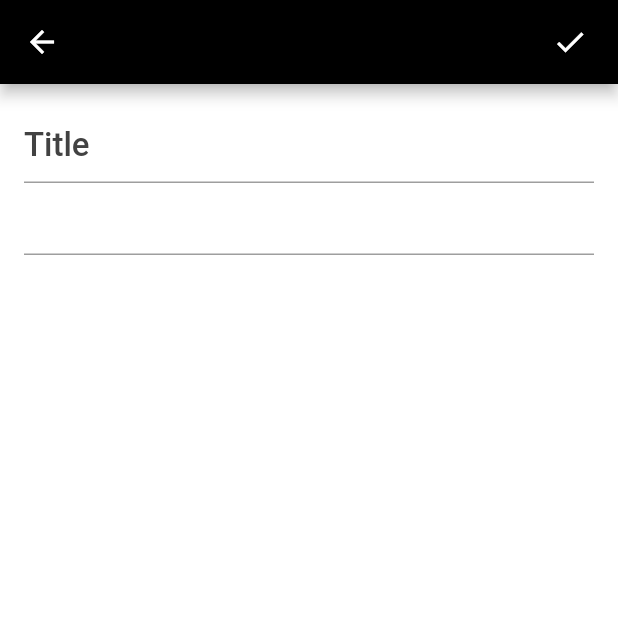
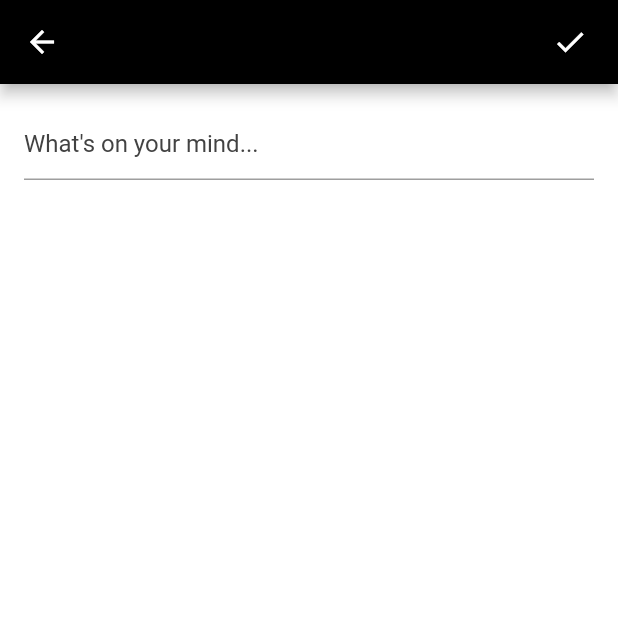
Before and after one commit to chicky-krukie/flutter_note, a Flutter app: the screen it shows after launch, after a tap on the "add" icon, on a phone screen of 412 x 824 dp, the top half of it. Run offline on Flutter 3.47's test engine with Material 2 defaults, Android fonts, the phone set to English and light mode, and no system bars.

Commit message:
note_tab_UI

```diff
--- a/lib/homepage.dart
+++ b/lib/homepage.dart
@@ -3,6 +3,7 @@ import 'package:flutter_note/tabs/notes_tab.dart';
 import 'package:flutter_note/tabs/todo_tab.dart';
 
 class HomePage extends StatelessWidget {
+  const HomePage({super.key});
   @override
   Widget build(BuildContext context) {
     return DefaultTabController(
@@ -11,8 +12,7 @@ class HomePage extends StatelessWidget {
         body: Column(
           // ignore: prefer_const_literals_to_create_immutables
           children: [
-            // ignore: prefer_const_constructors
-            TabBar(tabs: const [
+            const TabBar(tabs: [
               Tab(
                 icon: Icon(
                   Icons.book,
@@ -26,7 +26,7 @@ class HomePage extends StatelessWidget {
                 ),
               ),
             ]),
-            Expanded(
+            const Expanded(
                 child: TabBarView(
               children: [
                 //tab 1
--- a/lib/pages/note_content.dart
+++ b/lib/pages/note_content.dart
@@ -25,39 +25,25 @@ class NoteContent extends StatelessWidget {
         ),
         body: Padding(
           padding: const EdgeInsets.all(16.0),
-          child: Column(
-            children: [
-              TextFormField(
+          child:
+            Expanded(
+              child: TextFormField(
+                autofocus: false,
+                maxLines: null,
                 keyboardType: TextInputType.multiline,
                 style: const TextStyle(
                   color: Colors.white,
-                  fontSize: 22,
-                  fontWeight: FontWeight.w500,
                 ),
                 decoration: InputDecoration(
-                  hintText: 'Title',
+                  hintText: "What's on your mind...",
                   hintStyle: TextStyle(
-                      color: Colors.grey[800],
-                      fontSize: 22,
-                      fontWeight: FontWeight.w500),
+                    color: Colors.grey[800],
+                  ),
                   focusedBorder: InputBorder.none,
                 ),
               ),
-              Expanded(
-                child: TextFormField(
-                  autofocus: false,
-                  maxLines: null,
-                  keyboardType: TextInputType.multiline,
-                  style: const TextStyle(
-                    color: Colors.white,
-                  ),
-                  decoration: const InputDecoration(
-                    focusedBorder: InputBorder.none,
-                  ),
-                ),
-              ),
-            ],
-          ),
-        ));
+            ),
+        )
+      );
   }
 }
--- a/lib/tabs/notes_tab.dart
+++ b/lib/tabs/notes_tab.dart
@@ -1,15 +1,22 @@
 import 'package:flutter/material.dart';
+import 'package:flutter_note/utils/note_tile.dart';
 import 'package:flutter_note/pages/note_content.dart';
 
+
 class NotesTab extends StatelessWidget {
+  const NotesTab({super.key});
+
   @override
   Widget build(BuildContext context) {
-    return Scaffold(
-      body: const Center(
-        child: Text(
-          'Add notes Here',
-          style: TextStyle(color: Colors.grey),
-        ),
+    return Padding(
+      padding: const EdgeInsets.all(20.0),
+      child: Scaffold(
+        body: ListView(
+          children: [
+            NoteTile(),
+            NoteTile(),
+            NoteTile(),
+          ],
         ),
         floatingActionButton: FloatingActionButton(
           onPressed: () {
@@ -19,6 +26,7 @@ class NotesTab extends StatelessWidget {
           },
           child: const Icon(Icons.add, color: Colors.white),
         ),
+      ),
     );
   }
 }
--- a/lib/tabs/todo_tab.dart
+++ b/lib/tabs/todo_tab.dart
@@ -1,6 +1,8 @@
 import 'package:flutter/material.dart';
 
 class TodoTab extends StatelessWidget {
+  const TodoTab({super.key});
+
   @override
   Widget build(BuildContext context) {
     return Container(
--- /dev/null
+++ b/lib/utils/note_tile.dart
@@ -0,0 +1,26 @@
+import 'package:flutter/material.dart';
+
+class NoteTile extends StatelessWidget {
+  const NoteTile({super.key});
+
+  @override
+  Widget build(BuildContext context) {
+    return Padding(
+      padding: const EdgeInsets.only(bottom: 10),
+      child: Container(
+        padding: const EdgeInsets.all(25.0),
+        width: double.infinity,
+        decoration: BoxDecoration(
+          color: Colors.grey[800],
+          borderRadius: BorderRadius.circular(18),
+        ),
+        child: const Text(
+          'Try lang eme eme lang hahaha',
+          maxLines: 1,
+          overflow: TextOverflow.ellipsis,
+          style: TextStyle(color: Colors.white),
+        ),
+      ),
+    );
+  }
+}
```
Lines whose indentation alone changed are shown as unchanged.
